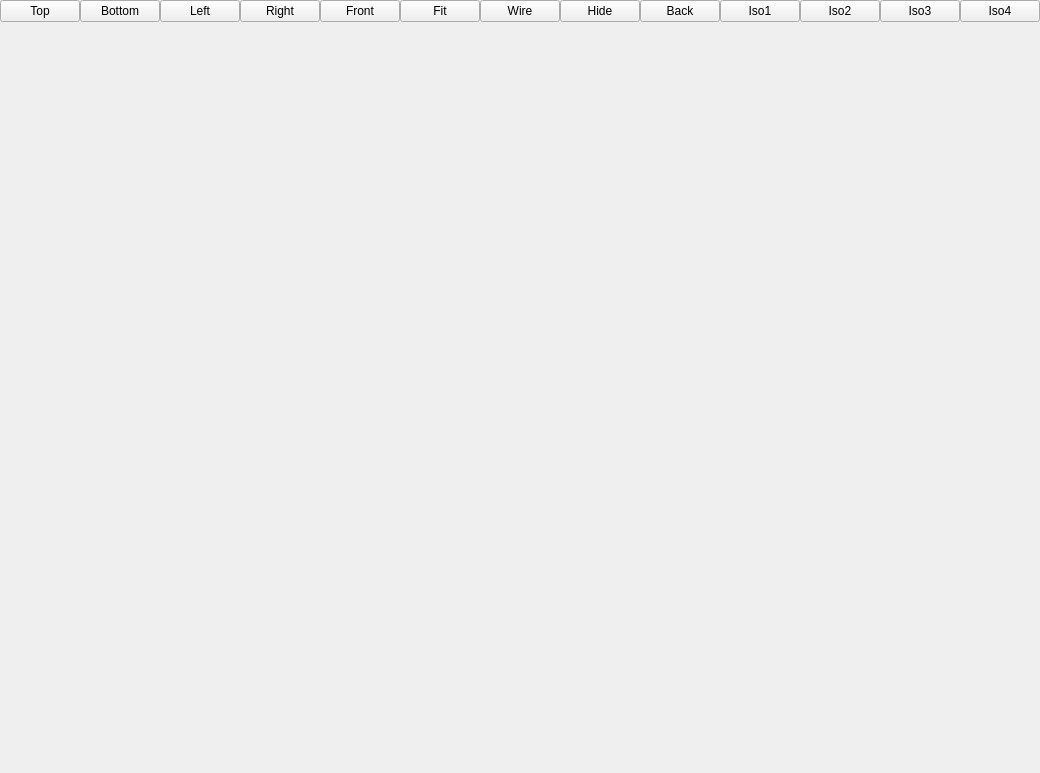
First picture: the form in src/preview.ui, repository DjangoReinhard/kutecam, before the edit.
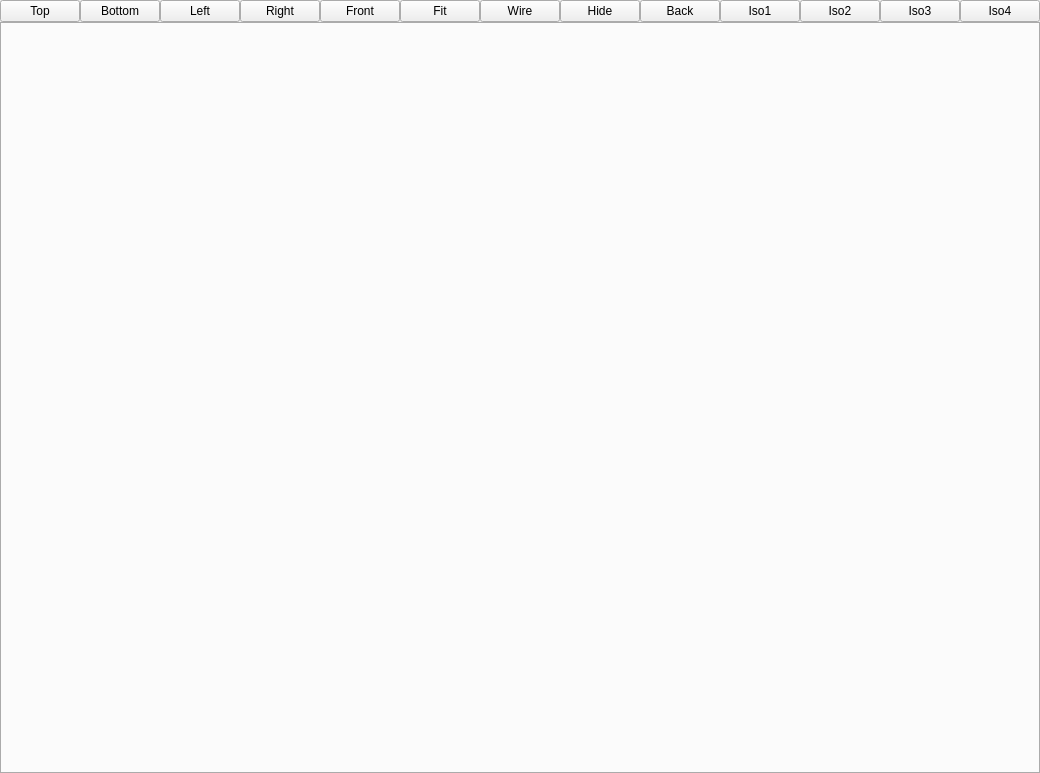
Second picture: the form after the edit.

```diff
--- a/src/preview.ui
+++ b/src/preview.ui
@@ -10,7 +10,7 @@
     <height>773</height>
    </rect>
   </property>
-  <layout class="QGridLayout" name="gridLayout" rowstretch="0,0" columnstretch="0,0">
+  <layout class="QGridLayout" name="gridLayout" rowstretch="0,0" columnstretch="0">
    <property name="leftMargin">
     <number>0</number>
    </property>
@@ -156,14 +156,29 @@
      </layout>
     </widget>
    </item>
-   <item row="1" column="0" colspan="2">
-    <widget class="QWidget" name="placeHolder" native="true">
-     <property name="sizePolicy">
-      <sizepolicy hsizetype="Expanding" vsizetype="Expanding">
-       <horstretch>0</horstretch>
-       <verstretch>0</verstretch>
-      </sizepolicy>
+   <item row="1" column="0">
+    <widget class="QTabWidget" name="notebook">
+     <property name="tabPosition">
+      <enum>QTabWidget::South</enum>
      </property>
+     <property name="tabShape">
+      <enum>QTabWidget::Rounded</enum>
+     </property>
+     <property name="currentIndex">
+      <number>1</number>
+     </property>
+     <!--
+     <widget class="QWidget" name="tab">
+      <attribute name="title">
+       <string>Tab 1</string>
+      </attribute>
+     </widget>
+     <widget class="QWidget" name="tab_2">
+      <attribute name="title">
+       <string>Tab 2</string>
+      </attribute>
+     </widget>
+     -->
     </widget>
    </item>
   </layout>
```
Left out of the diff: 2 changed lines with no effect on the pictures.
